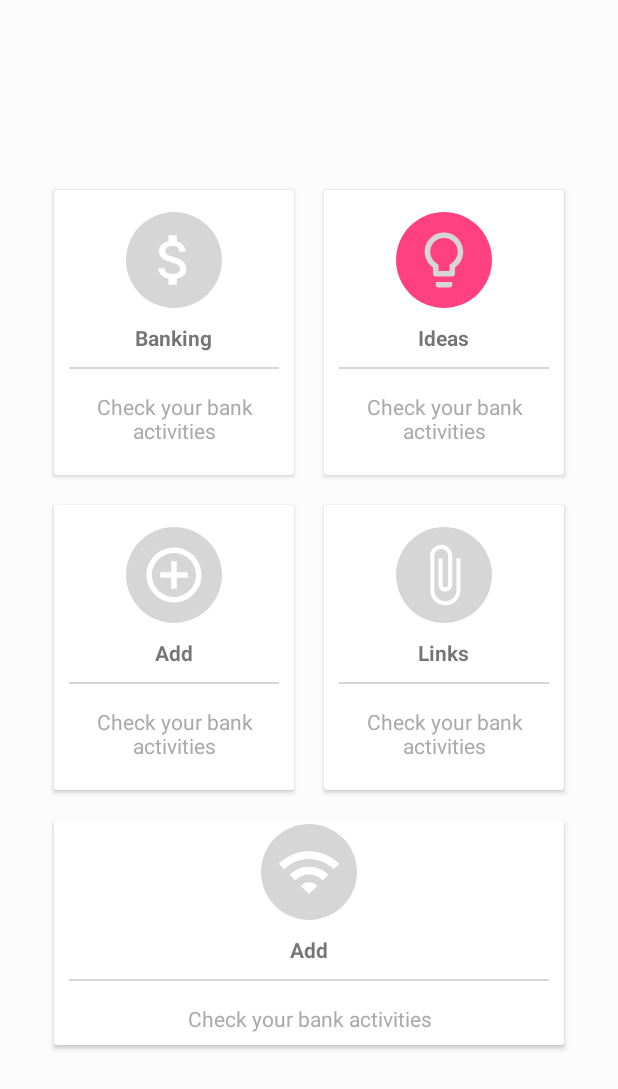
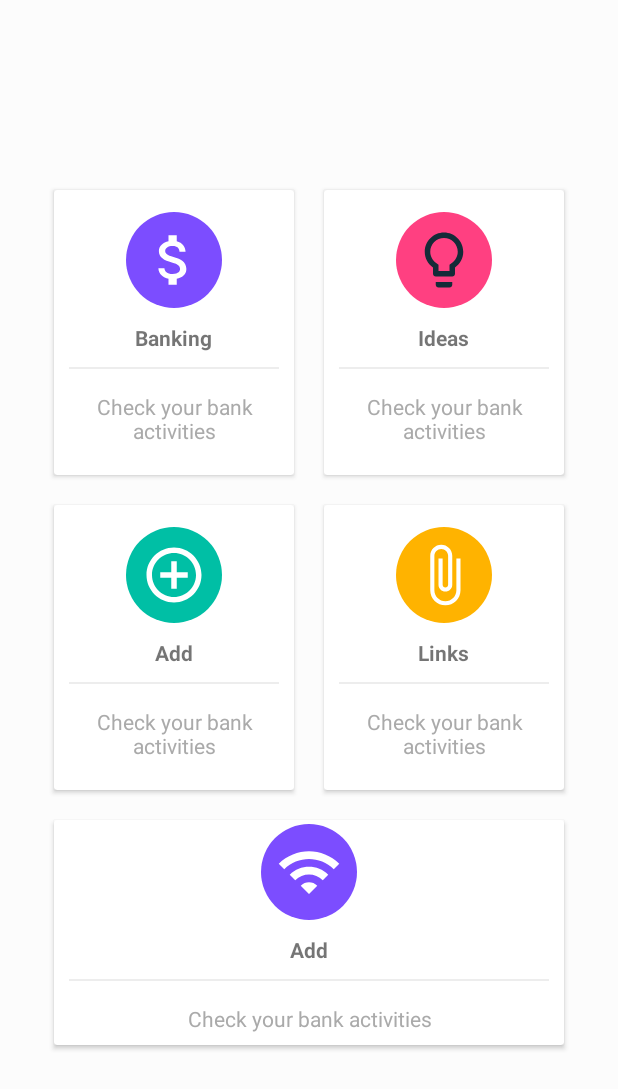
Before and after one commit to w3farid/supershop, an Android app: the dashboard screen opened directly, with no data from a screen before it, on a phone screen of 412 x 824 dp. Shown: the top 1089 px of the screen. Run offline under Robolectric (Android 15) with nearby library versions, the phone set to English and light mode, and no system bars.

Commit message:
added dashboard ui

```diff
--- a/app/src/main/res/values/colors.xml
+++ b/app/src/main/res/values/colors.xml
@@ -12,4 +12,16 @@
     <color name="blue_500">#2196F3</color>
     <color name="cyan_500">#00BCD4</color>
     <color name="light_blue_500">#03A9F4</color>
+
+
+    <color name="backgroundcolor">#fcfcfc</color>
+    <color name="lightgray">#ededed</color>
+    <color name="deeppurple">#7c4dff</color>
+    <color name="yello">#ffb300</color>
+    <color name="green">#00bfa5</color>
+    <color name="darkblue">#23283a</color>
+    <color name="testcolorblue">#152b38</color>
+    <color name="pink">#fe104d</color>
+
+    <color name="black_overlay">#66000000</color>
 </resources>
```
